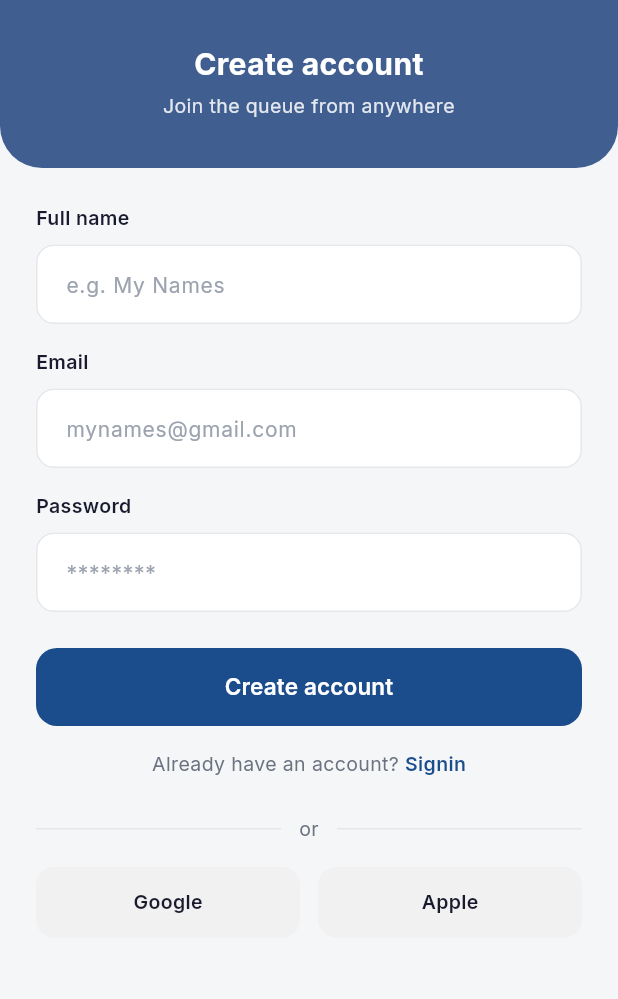
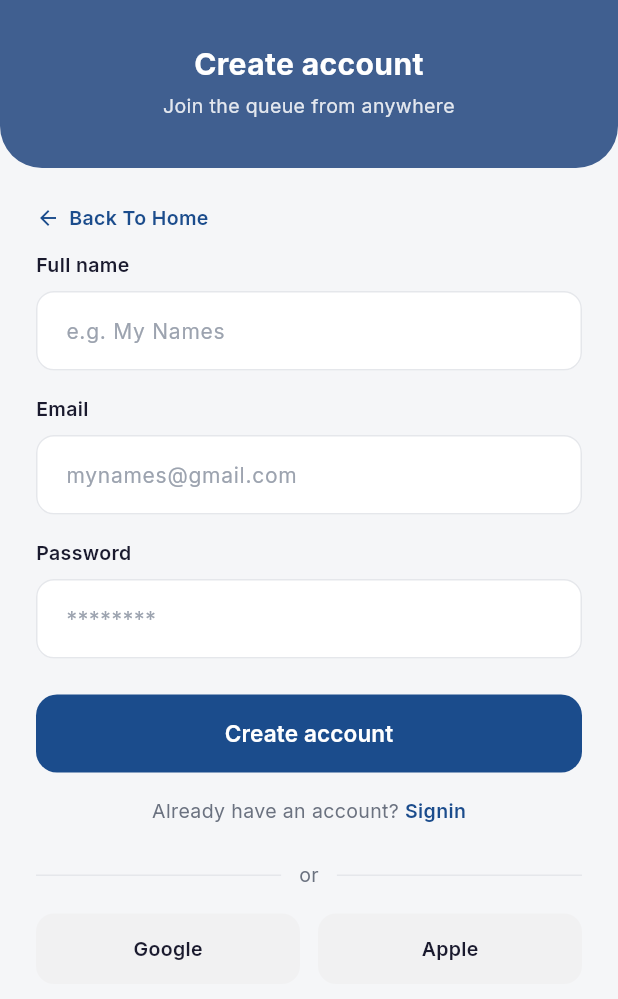
Before and after one commit to GLOR205/QuickQueue, a Flutter app: the _RegisterView screen opened directly, on a phone screen of 412 x 824 dp. Shown: the top 999 px of the screen. Run offline on Flutter 3.47's test engine with Material 3 defaults, Android fonts, the phone set to English and light mode, and no system bars; our stand-ins replace equatable, flutter_bloc, geolocator, google_fonts.

Commit message:
fix: add back navigation to Register, Staff Login, and Categories screens
These three screens were pushed on top of the app with no way back -
no AppBar back button and, for Register/Staff Login, no bottom nav
since they sit outside the persistent shell. A user landing on any of
them had no path to any other page. Adds the same "Back To Home"
link pattern already used on LocationsScreen/ServicesScreen.

```diff
--- a/quickqueue/lib/features/auth/presentaton/screens/register_screen.dart
+++ b/quickqueue/lib/features/auth/presentaton/screens/register_screen.dart
@@ -82,7 +82,8 @@ class _RegisterViewState extends State<_RegisterView> {
               MaterialPageRoute(builder: (_) => const HomeShell()),
               (route) => false,
             );
-          } else if (state.status == AuthStatus.failure && state.errorMessage != null) {
+          } else if (state.status == AuthStatus.failure &&
+              state.errorMessage != null) {
             ScaffoldMessenger.of(context)
                 .showSnackBar(SnackBar(content: Text(state.errorMessage!)));
           }
@@ -97,7 +98,26 @@ class _RegisterViewState extends State<_RegisterView> {
               ),
               Padding(
                 padding: const EdgeInsets.fromLTRB(24, 24, 24, 24),
-                child: Form(
+                child: Column(
+                  crossAxisAlignment: CrossAxisAlignment.start,
+                  children: [
+                    InkWell(
+                      onTap: () => Navigator.of(context).pop(),
+                      child: Padding(
+                        padding: const EdgeInsets.only(bottom: 12),
+                        child: Row(
+                          mainAxisSize: MainAxisSize.min,
+                          children: [
+                            Icon(Icons.arrow_back,
+                                size: 16, color: colors.primary),
+                            const SizedBox(width: 6),
+                            Text(AppStrings.backToHome,
+                                style: AppStyles.link(context)),
+                          ],
+                        ),
+                      ),
+                    ),
+                    Form(
                       key: _formKey,
                       child: Column(
                         crossAxisAlignment: CrossAxisAlignment.stretch,
@@ -135,10 +155,13 @@ class _RegisterViewState extends State<_RegisterView> {
                             child: Wrap(
                               alignment: WrapAlignment.center,
                               children: [
-                            Text(AppStrings.alreadyHaveAccount, style: AppStyles.bodyMuted(context)),
+                                Text(AppStrings.alreadyHaveAccount,
+                                    style: AppStyles.bodyMuted(context)),
                                 GestureDetector(
-                              onTap: () => showSignInSheet(context, context.read<AuthBloc>()),
-                              child: Text('Signin', style: AppStyles.link(context)),
+                                  onTap: () => showSignInSheet(
+                                      context, context.read<AuthBloc>()),
+                                  child: Text('Signin',
+                                      style: AppStyles.link(context)),
                                 ),
                               ],
                             ),
@@ -148,8 +171,10 @@ class _RegisterViewState extends State<_RegisterView> {
                             children: [
                               Expanded(child: Divider(color: colors.border)),
                               Padding(
-                            padding: const EdgeInsets.symmetric(horizontal: 12),
-                            child: Text('or', style: AppStyles.bodyMuted(context)),
+                                padding:
+                                    const EdgeInsets.symmetric(horizontal: 12),
+                                child: Text('or',
+                                    style: AppStyles.bodyMuted(context)),
                               ),
                               Expanded(child: Divider(color: colors.border)),
                             ],
@@ -160,16 +185,20 @@ class _RegisterViewState extends State<_RegisterView> {
                               Expanded(
                                 child: _SocialButton(
                                   label: 'Google',
-                              onTap: () =>
-                                  context.read<AuthBloc>().add(const GoogleSignInRequested()),
+                                  onTap: () => context
+                                      .read<AuthBloc>()
+                                      .add(const GoogleSignInRequested()),
                                 ),
                               ),
                               const SizedBox(width: 12),
                               Expanded(
                                 child: _SocialButton(
                                   label: 'Apple',
-                              onTap: () => ScaffoldMessenger.of(context).showSnackBar(
-                                const SnackBar(content: Text('Apple sign-in is coming soon')),
+                                  onTap: () => ScaffoldMessenger.of(context)
+                                      .showSnackBar(
+                                    const SnackBar(
+                                        content: Text(
+                                            'Apple sign-in is coming soon')),
                                   ),
                                 ),
                               ),
@@ -177,6 +206,8 @@ class _RegisterViewState extends State<_RegisterView> {
                           ),
                         ],
                       ),
+                    ),
+                  ],
                 ),
               ),
             ],
@@ -196,7 +227,8 @@ class _SocialButton extends StatelessWidget {
   @override
   Widget build(BuildContext context) {
     final colors = context.colors;
-    final chipColor = Color.alphaBlend(colors.textPrimary.withValues(alpha: 0.06), colors.surface);
+    final chipColor = Color.alphaBlend(
+        colors.textPrimary.withValues(alpha: 0.06), colors.surface);
     return Material(
       color: chipColor,
       borderRadius: BorderRadius.circular(12),
```
Also changed, not shown: quickqueue/lib/features/auth/presentaton/screens/staff_login_screen.dart (+22 -2 lines), quickqueue/lib/features/location/presentation/screens/location_categories_screen.dart (+28 -4 lines). Lines whose indentation alone changed are shown as unchanged.
